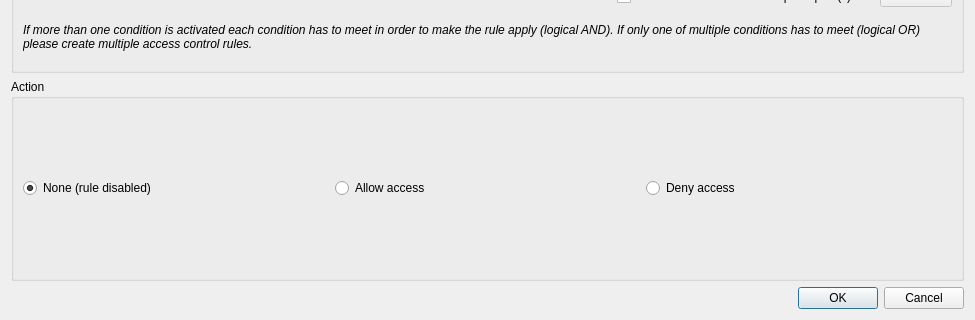
Qt form imc/Forms/AccessControlRuleEditDialog.ui (veyon/veyon) before a commit; both pictures show x 0 to 975 and y 347 to 667 of the 975 by 667 pixel window.
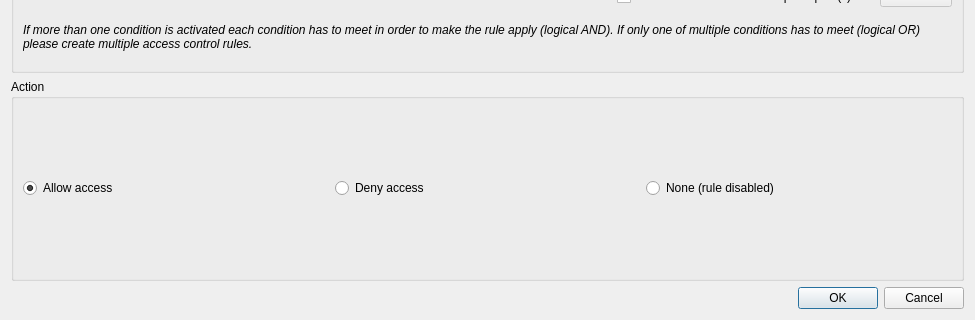
The same form after that commit.

Commit message:
IMC: AccessControlRuleEditDialog: improve order of action radio buttons
The default choice should be the most left radio button.

```diff
--- a/imc/Forms/AccessControlRuleEditDialog.ui
+++ b/imc/Forms/AccessControlRuleEditDialog.ui
@@ -157,24 +157,14 @@
       <string>Action</string>
      </property>
      <layout class="QHBoxLayout" name="horizontalLayout_2">
-      <item>
-       <widget class="QRadioButton" name="actionNoneRadioButton">
-        <property name="text">
-         <string>None (rule disabled)</string>
-        </property>
-        <property name="checked">
-         <bool>true</bool>
-        </property>
-        <attribute name="buttonGroup">
-         <string notr="true">actionButtonGroup</string>
-        </attribute>
-       </widget>
-      </item>
       <item>
        <widget class="QRadioButton" name="actionAllowRadioButton">
         <property name="text">
          <string>Allow access</string>
         </property>
+        <property name="checked">
+         <bool>true</bool>
+        </property>
         <attribute name="buttonGroup">
          <string notr="true">actionButtonGroup</string>
         </attribute>
@@ -190,6 +180,16 @@
         </attribute>
        </widget>
       </item>
+      <item>
+       <widget class="QRadioButton" name="actionNoneRadioButton">
+        <property name="text">
+         <string>None (rule disabled)</string>
+        </property>
+        <attribute name="buttonGroup">
+         <string notr="true">actionButtonGroup</string>
+        </attribute>
+       </widget>
+      </item>
      </layout>
     </widget>
    </item>
```
Left out of the diff: 11 changed lines with no effect on the pictures.
